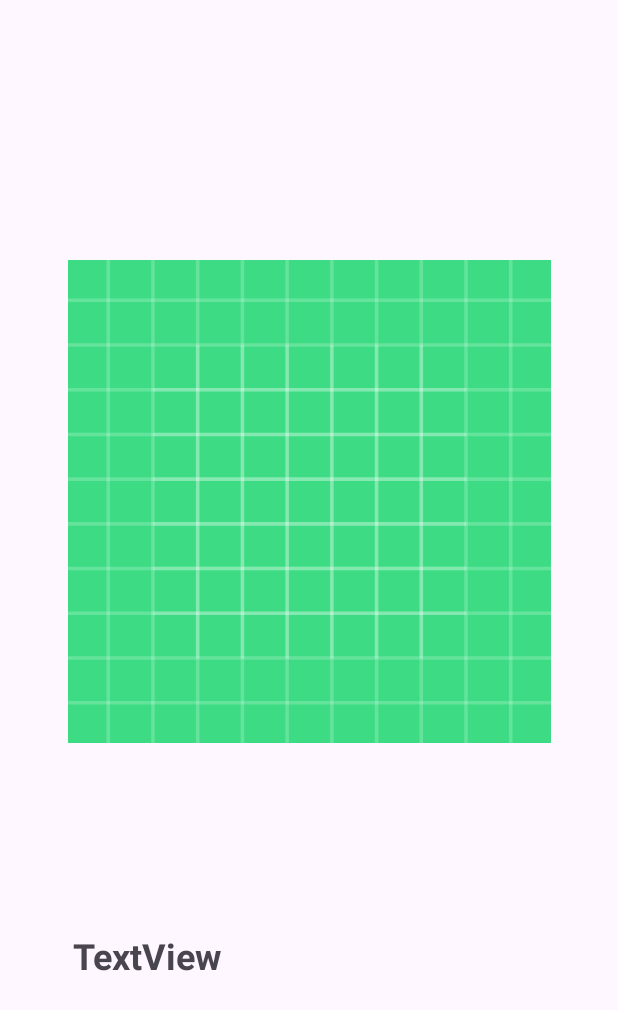
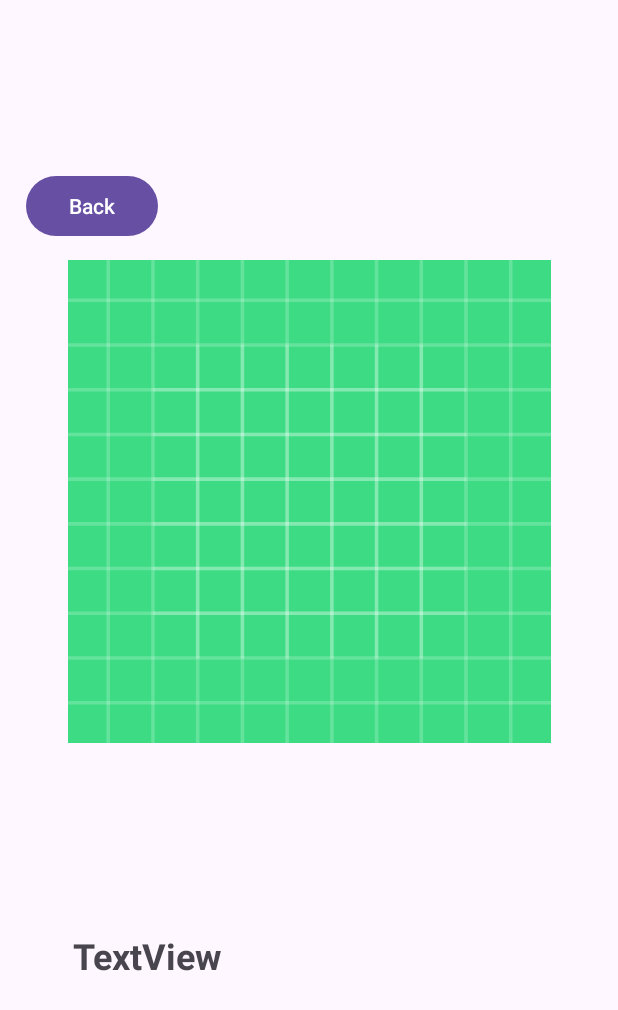
Before and after one commit to ZephR55/LetsActivity, an Android app: the fragment MusicDetailsFragment placed in its activity, on a phone screen of 412 x 824 dp. Shown: the top 1010 px of the screen. Run offline under Robolectric (Android 15) with nearby library versions, the phone set to English and light mode, and no system bars; 4 statements that could not run were skipped.

Commit message:
initial commit

```diff
--- a/app/src/main/java/com/bekiraydemir/letsactivity/ui/book/BookDetailsFragment.kt
+++ b/app/src/main/java/com/bekiraydemir/letsactivity/ui/book/BookDetailsFragment.kt
@@ -19,9 +19,10 @@ class BookDetailsFragment: Fragment() {
         inflater: LayoutInflater, container: ViewGroup?,
         savedInstanceState: Bundle?
     ): View? {
-        backButton()
+
         binding = FragmentBookdetailsBinding.inflate(inflater,container,false)
         val view = binding.root
+        backButton()
           //fonskiyon cagirilir
         // Inflate the layout for this fragment
         return view
--- a/app/src/main/java/com/bekiraydemir/letsactivity/ui/movie/DetailsFragment.kt
+++ b/app/src/main/java/com/bekiraydemir/letsactivity/ui/movie/DetailsFragment.kt
@@ -22,10 +22,11 @@ private val args by navArgs<DetailsFragmentArgs>()
         inflater: LayoutInflater, container: ViewGroup?,
         savedInstanceState: Bundle?
     ): View? {
-        backButton()
+
 
         binding = FragmentDetailsBinding.inflate(inflater,container,false)
         val view = binding.root
+        backButton()
         // Inflate the layout for this fragment
         return view
     }
--- a/app/src/main/java/com/bekiraydemir/letsactivity/ui/music/MusicDetailsFragment.kt
+++ b/app/src/main/java/com/bekiraydemir/letsactivity/ui/music/MusicDetailsFragment.kt
@@ -25,6 +25,7 @@ class MusicDetailsFragment: Fragment() {
 
         binding = FragmentMusicdetailsBinding.inflate(inflater,container,false)
         val view = binding.root
+        backButton()
         // Inflate the layout for this fragment
         return view
     }
@@ -49,14 +50,14 @@ class MusicDetailsFragment: Fragment() {
         //binding.tvName.text = name
         // binding.tvAge.text=age.toString()
     }
-/*
+
     fun backButton(){
         binding.buttonMusic.setOnClickListener{ // geri tusu fonksiyonu
             findNavController().popBackStack()
         }
 
     }
-*/
+
 
 
 
--- a/app/src/main/res/layout/fragment_details.xml
+++ b/app/src/main/res/layout/fragment_details.xml
@@ -30,6 +30,7 @@
         android:layout_width="322dp"
         android:layout_height="45dp"
         android:layout_marginBottom="56dp"
+        app:layout_constraintTop_toBottomOf="@id/detailImage"
         android:textSize="24sp"
         app:layout_constraintBottom_toTopOf="@+id/releasedate"
         app:layout_constraintEnd_toEndOf="parent"
@@ -56,6 +57,7 @@
         android:onClick="movietoMenu"
         android:text="back"
         android:textAlignment="center"
+        app:layout_constraintBottom_toTopOf="@+id/detailImage"
         app:layout_constraintEnd_toEndOf="parent"
         app:layout_constraintHorizontal_bias="0.05"
         app:layout_constraintStart_toStartOf="parent"
--- a/app/src/main/res/layout/fragment_musicdetails.xml
+++ b/app/src/main/res/layout/fragment_musicdetails.xml
@@ -51,5 +51,16 @@
         app:layout_constraintVertical_bias="0.288"
          />
 
+    <Button
+        android:id="@+id/buttonMusic"
+        android:layout_width="wrap_content"
+        android:layout_height="wrap_content"
+        android:layout_marginBottom="12dp"
+        android:text="Back"
+        app:layout_constraintBottom_toTopOf="@+id/detailImage2"
+        app:layout_constraintEnd_toEndOf="parent"
+        app:layout_constraintHorizontal_bias="0.05"
+        app:layout_constraintStart_toStartOf="parent" />
+
 
 </androidx.constraintlayout.widget.ConstraintLayout>
```
Lines whose indentation alone changed are shown as unchanged.
